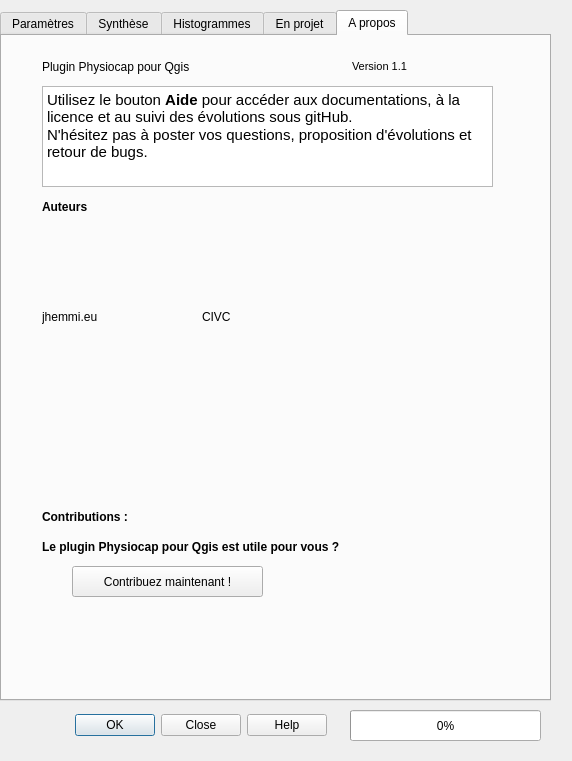
This is Physiocap_dialog_base.ui in jhemmi/QgisPhysiocapPlugin as Qt 5 draws it before an edit. The edited form follows.
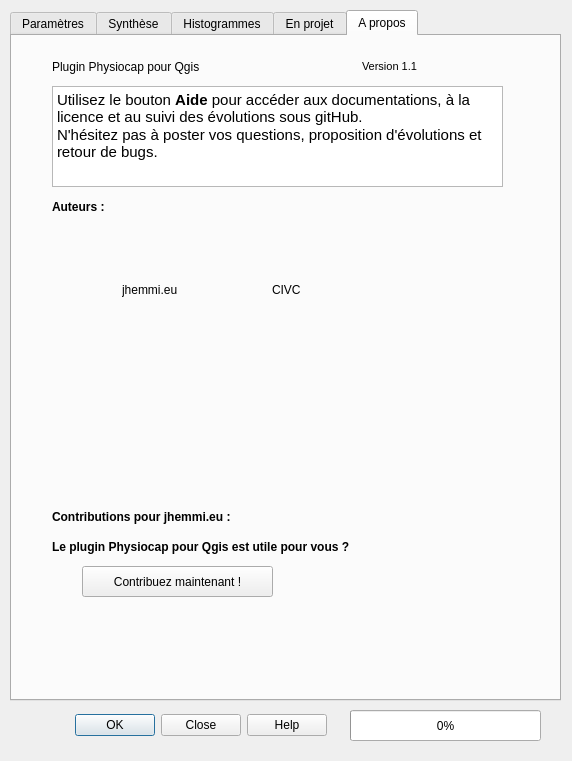
This is the edited form. The open tabs and pages were chosen to show the change.

Diff of the .ui file:
```diff
--- a/Physiocap_dialog_base.ui
+++ b/Physiocap_dialog_base.ui
@@ -38,7 +38,7 @@
    </property>
    <property name="geometry">
     <rect>
-     <x>0</x>
+     <x>10</x>
      <y>10</y>
      <width>551</width>
      <height>691</height>
@@ -1146,10 +1146,10 @@
     <widget class="QLabel" name="label_jhemmi">
      <property name="geometry">
       <rect>
-       <x>40</x>
+       <x>110</x>
        <y>190</y>
-       <width>131</width>
-       <height>181</height>
+       <width>128</width>
+       <height>128</height>
       </rect>
      </property>
      <property name="text">
@@ -1159,10 +1159,10 @@
     <widget class="QLabel" name="label_CIVC">
      <property name="geometry">
       <rect>
-       <x>200</x>
+       <x>260</x>
        <y>190</y>
-       <width>131</width>
-       <height>181</height>
+       <width>128</width>
+       <height>128</height>
       </rect>
      </property>
      <property name="text">
@@ -1185,7 +1185,7 @@
       </font>
      </property>
      <property name="text">
-      <string>Auteurs</string>
+      <string>Auteurs :</string>
      </property>
     </widget>
     <widget class="QLabel" name="label_104">
@@ -1204,7 +1204,7 @@
       </font>
      </property>
      <property name="text">
-      <string>Contributions :  </string>
+      <string>Contributions pour jhemmi.eu :  </string>
      </property>
     </widget>
     <widget class="QPushButton" name="buttonContribuer">
```
Left out of the diff: 6 changed lines with no effect on the pictures.
